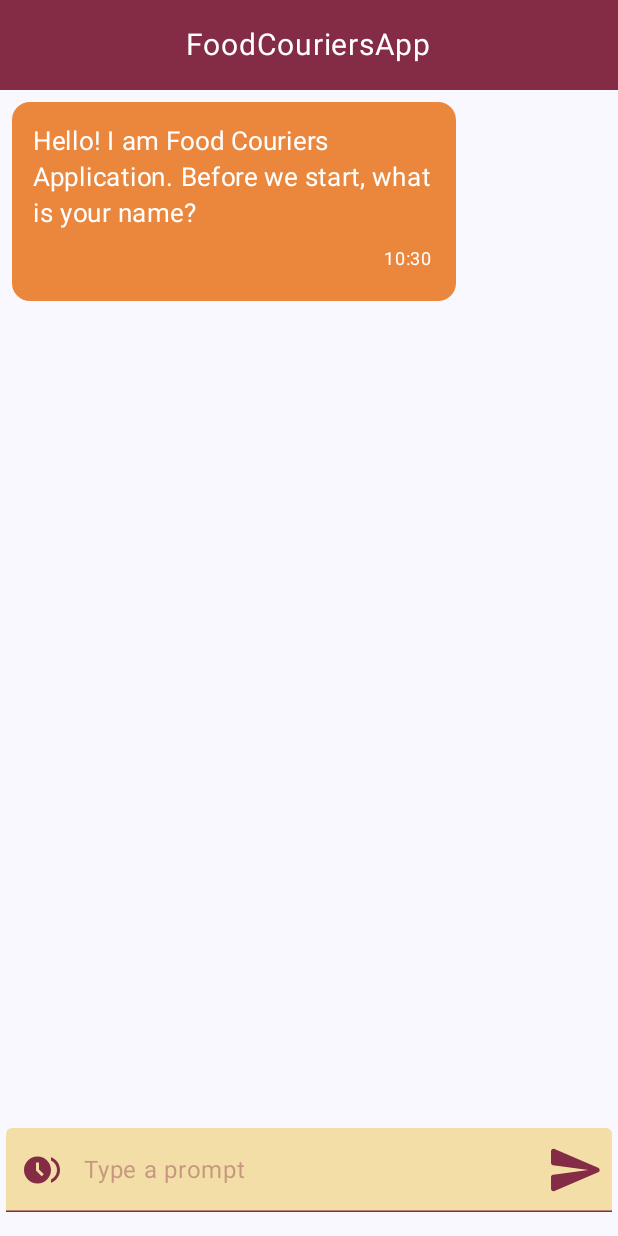
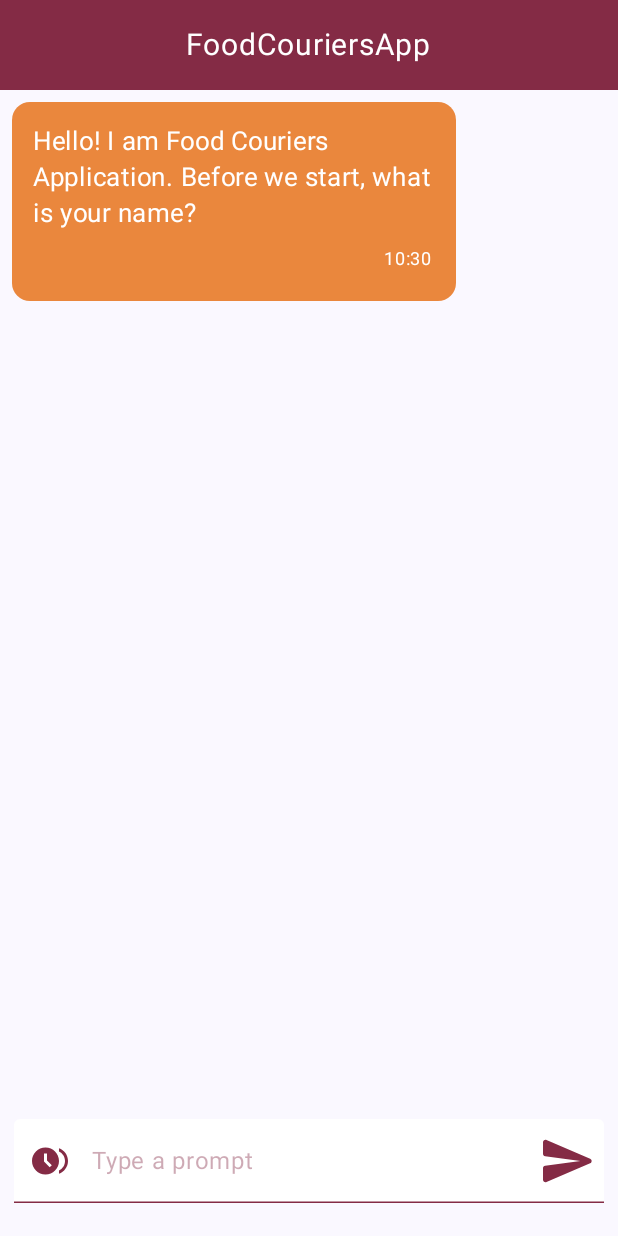
Before and after one commit to IremSever/FoodCouriersApp, an Android app built with Jetpack Compose: the screen it shows after launch (MainActivity), on a phone screen of 412 x 824 dp. Run offline under Robolectric (Android 15) with nearby library versions, the phone set to English and light mode, and no system bars.

Commit message:
Compose UI textfield background design is changed

```diff
--- a/app/src/main/java/com/irem/foodcouriersapp/ui/theme/Color.kt
+++ b/app/src/main/java/com/irem/foodcouriersapp/ui/theme/Color.kt
@@ -10,7 +10,7 @@ val Purple40 = Color(0xFF6650a4)
 val PurpleGrey40 = Color(0xFF625b71)
 val Pink40 = Color(0xFF7D5260)
 
-val TextFieldBackgroundColor = Color(0xFFF2DEA6)
+val TextFieldBackgroundColor = Color.White
 val TopAppBarColor = Color(0xFF842B45)
 val PlaceHolderColor = Color(0x66842B45)
 val UserRequestColor = Color(0xFF7EA45E)
--- a/app/src/main/java/com/irem/foodcouriersapp/view/ChatScreen.kt
+++ b/app/src/main/java/com/irem/foodcouriersapp/view/ChatScreen.kt
@@ -138,7 +138,8 @@ fun ChatScreen(paddingValues: PaddingValues, imagePicker: ActivityResultLauncher
         ) {
             TextField(
                 modifier = Modifier
-                    .weight(1f),
+                    .weight(1f)
+                    .padding(bottom = 6.dp, start = 5.dp, end = 5.dp, top = 6.dp),
                 value = chatState.prompt,
                 onValueChange = {
                     chatViewModel.onEvent(ChatUIEvent.UpdatePrompt(it)) // Update prompt
```
